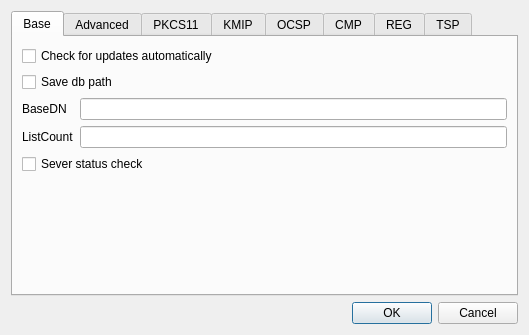
Above: CAMan/settings_dlg.ui from jykim74/CertMan before the change. Below: the same form after it.
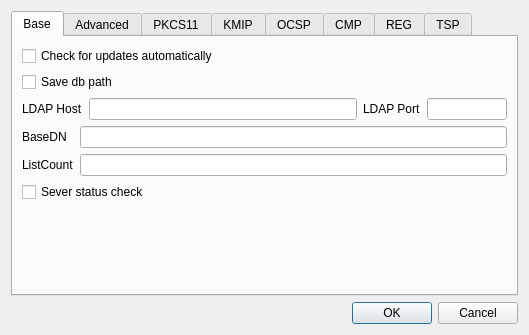
That is the form after the change.

```diff
--- a/CAMan/settings_dlg.ui
+++ b/CAMan/settings_dlg.ui
@@ -24,19 +24,6 @@
        <string>Base</string>
       </attribute>
       <layout class="QGridLayout" name="gridLayout_3">
-       <item row="5" column="0">
-        <spacer name="verticalSpacer">
-         <property name="orientation">
-          <enum>Qt::Vertical</enum>
-         </property>
-         <property name="sizeHint" stdset="0">
-          <size>
-           <width>20</width>
-           <height>40</height>
-          </size>
-         </property>
-        </spacer>
-       </item>
        <item row="1" column="0" colspan="2">
         <widget class="QCheckBox" name="mSaveDBPathCheck">
          <property name="text">
@@ -44,39 +31,86 @@
          </property>
         </widget>
        </item>
-       <item row="0" column="0" colspan="2">
-        <widget class="QCheckBox" name="mCheckLatestVersionCheck">
+       <item row="4" column="1">
+        <widget class="QLineEdit" name="mListCountText"/>
+       </item>
+       <item row="5" column="0" colspan="2">
+        <widget class="QCheckBox" name="mServerStatusCheck">
          <property name="text">
-          <string>Check for updates automatically</string>
+          <string>Sever status check</string>
          </property>
         </widget>
        </item>
-       <item row="2" column="0">
+       <item row="3" column="0">
         <widget class="QLabel" name="label_4">
          <property name="text">
           <string>BaseDN</string>
          </property>
         </widget>
        </item>
-       <item row="2" column="1">
+       <item row="3" column="1">
         <widget class="QLineEdit" name="mBaseDNText"/>
        </item>
-       <item row="3" column="0">
+       <item row="4" column="0">
         <widget class="QLabel" name="label_5">
          <property name="text">
           <string>ListCount</string>
          </property>
         </widget>
        </item>
-       <item row="3" column="1">
-        <widget class="QLineEdit" name="mListCountText"/>
+       <item row="0" column="0" colspan="2">
+        <widget class="QCheckBox" name="mCheckLatestVersionCheck">
+         <property name="text">
+          <string>Check for updates automatically</string>
+         </property>
+        </widget>
        </item>
-       <item row="4" column="0" colspan="2">
-        <widget class="QCheckBox" name="mServerStatusCheck">
+       <item row="6" column="0">
+        <spacer name="verticalSpacer">
+         <property name="orientation">
+          <enum>Qt::Vertical</enum>
+         </property>
+         <property name="sizeHint" stdset="0">
+          <size>
+           <width>20</width>
+           <height>40</height>
+          </size>
+         </property>
+        </spacer>
+       </item>
+       <item row="2" column="0" colspan="2">
+        <layout class="QGridLayout" name="gridLayout_14">
+         <property name="topMargin">
+          <number>0</number>
+         </property>
+         <item row="0" column="0">
+          <widget class="QLabel" name="label_23">
          <property name="text">
-          <string>Sever status check</string>
-         </property>
-        </widget>
+            <string>LDAP Host</string>
+           </property>
+          </widget>
+         </item>
+         <item row="0" column="2">
+          <widget class="QLabel" name="label_24">
+           <property name="text">
+            <string>LDAP Port</string>
+           </property>
+          </widget>
+         </item>
+         <item row="0" column="1">
+          <widget class="QLineEdit" name="mLDAPHostText"/>
+         </item>
+         <item row="0" column="3">
+          <widget class="QLineEdit" name="mLDAPPortText">
+           <property name="maximumSize">
+            <size>
+             <width>80</width>
+             <height>16777215</height>
+            </size>
+           </property>
+          </widget>
+         </item>
+        </layout>
        </item>
       </layout>
      </widget>
```
Lines whose indentation alone changed are shown as unchanged.
